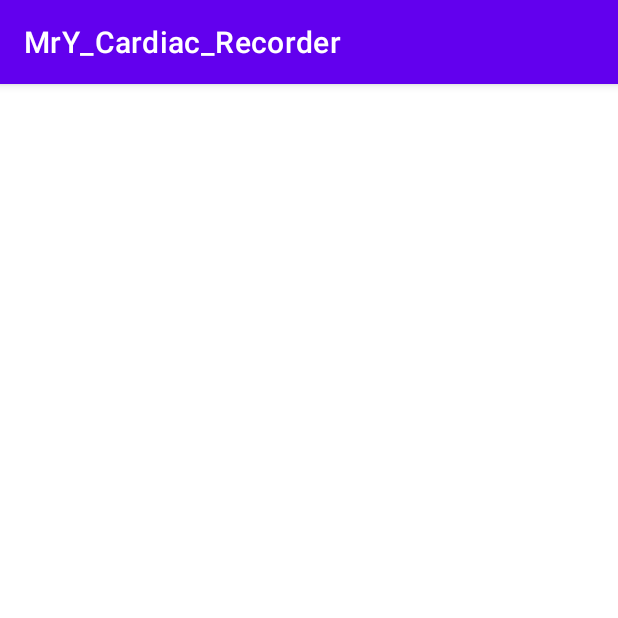
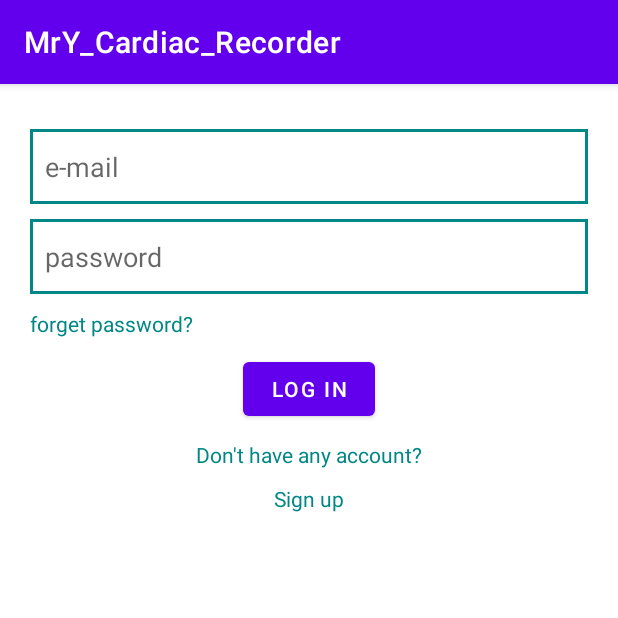
Before and after one commit to meerror6d/Finalproject, an Android app: the screen it shows after launch (login_signin), on a phone screen of 412 x 824 dp, the top half of it. Run offline under Robolectric (Android 15) with nearby library versions, the phone set to English and light mode, and no system bars; our stand-ins replace Firebase (no records; nobody signed in at launch, a user with empty details on screens opened directly).

Commit message:
login-signin page,java

```diff
--- a/app/src/main/java/com/example/mry_cardiac_recorder/login_signin.java
+++ b/app/src/main/java/com/example/mry_cardiac_recorder/login_signin.java
@@ -1,14 +1,98 @@
 package com.example.mry_cardiac_recorder;
 
+import android.app.ProgressDialog;
+import android.os.Bundle;
+import android.view.View;
+import android.view.WindowManager;
+import android.widget.Toast;
+
+import androidx.annotation.NonNull;
 import androidx.appcompat.app.AppCompatActivity;
 
-import android.os.Bundle;
+import com.example.mry_cardiac_recorder.databinding.ActivityLoginSigninBinding;
+import com.google.android.gms.tasks.OnFailureListener;
+import com.google.android.gms.tasks.OnSuccessListener;
+import com.google.firebase.auth.AuthResult;
+import com.google.firebase.auth.FirebaseAuth;
 
 public class login_signin extends AppCompatActivity {
+
+    ActivityLoginSigninBinding binding;
+    FirebaseAuth firebaseAuth;
+    ProgressDialog progressdialog;
+
 
     @Override
     protected void onCreate(Bundle savedInstanceState) {
         super.onCreate(savedInstanceState);
-        setContentView(R.layout.activity_login_signin);
+        getWindow().setFlags(WindowManager.LayoutParams.FLAG_FULLSCREEN,WindowManager.LayoutParams.FLAG_FULLSCREEN);
+
+        binding=ActivityLoginSigninBinding.inflate(getLayoutInflater());
+        setContentView(binding.getRoot());
+
+        firebaseAuth=FirebaseAuth.getInstance();
+        progressdialog=new ProgressDialog(this);
+
+        binding.login.setOnClickListener(new View.OnClickListener() {
+            @Override
+            public void onClick(View v) {
+                String email= binding.email2.getText().toString().trim();
+                String pass=binding.password2.getText().toString().trim();
+
+                progressdialog.show();
+
+                firebaseAuth.signInWithEmailAndPassword(email,pass)
+                        .addOnSuccessListener(new OnSuccessListener<AuthResult>() {
+                            @Override
+                            public void onSuccess(AuthResult authResult) {
+                                progressdialog.cancel();
+                                //startActivity(new Intent(login_signin.this,record.class));
+                                Toast.makeText(login_signin.this, "Login Successful!", Toast.LENGTH_SHORT).show();
+
+                            }
+                        })
+                        .addOnFailureListener(new OnFailureListener() {
+                            @Override
+                            public void onFailure(@NonNull Exception e) {
+                                progressdialog.cancel();
+                                Toast.makeText(login_signin.this, e.getMessage(), Toast.LENGTH_SHORT).show();
+
+                            }
+                        });
+            }
+        });
+
+        binding.forget.setOnClickListener(new View.OnClickListener() {
+            @Override
+            public void onClick(View v) {
+                String email=binding.email2.getText().toString();
+                progressdialog.setTitle("Sending mail");
+                progressdialog.show();
+
+                firebaseAuth.sendPasswordResetEmail(email)
+                        .addOnSuccessListener(new OnSuccessListener<Void>() {
+                            @Override
+                            public void onSuccess(Void unused) {
+                                progressdialog.cancel();
+                                Toast.makeText(login_signin.this, "E-mail sent!", Toast.LENGTH_SHORT).show();
+                            }
+                        })
+                        .addOnFailureListener(new OnFailureListener() {
+                            @Override
+                            public void onFailure(@NonNull Exception e) {
+                                progressdialog.cancel();
+                                Toast.makeText(login_signin.this, e.getMessage(), Toast.LENGTH_SHORT).show();
+                            }
+                        });
+            }
+        });
+
+        binding.signup2.setOnClickListener(new View.OnClickListener() {
+            @Override
+            public void onClick(View v) {
+                //startActivity(new Intent(login_signin.this,signup_login.class));
+            }
+        });
+
     }
 }
--- a/app/src/main/res/layout/activity_login_signin.xml
+++ b/app/src/main/res/layout/activity_login_signin.xml
@@ -1,9 +1,75 @@
 <?xml version="1.0" encoding="utf-8"?>
-<androidx.constraintlayout.widget.ConstraintLayout xmlns:android="http://schemas.android.com/apk/res/android"
+<androidx.appcompat.widget.LinearLayoutCompat
+    xmlns:android="http://schemas.android.com/apk/res/android"
     xmlns:app="http://schemas.android.com/apk/res-auto"
     xmlns:tools="http://schemas.android.com/tools"
     android:layout_width="match_parent"
     android:layout_height="match_parent"
+    android:orientation="vertical"
+    android:padding="20dp"
     tools:context=".login_signin">
 
-</androidx.constraintlayout.widget.ConstraintLayout>
+    <EditText
+        android:id="@+id/email2"
+        android:layout_marginTop="10dp"
+        android:padding="10dp"
+        android:background="@drawable/edittext_background"
+        android:hint="e-mail"
+        android:layout_width="match_parent"
+        android:layout_height="50dp"
+        tools:ignore="MissingConstraints">
+    </EditText>
+
+    <EditText
+        android:id="@+id/password2"
+        android:layout_marginTop="10dp"
+        android:padding="10dp"
+        android:background="@drawable/edittext_background"
+        android:hint="password"
+        android:inputType="textPassword"
+        android:layout_width="match_parent"
+        android:layout_height="50dp"
+        tools:ignore="MissingConstraints">
+    </EditText>
+
+    <TextView
+        android:id="@+id/forget"
+        android:textColor="@color/teal_700"
+        android:layout_marginTop="10dp"
+        android:text="forget password?"
+        android:layout_width="wrap_content"
+        android:layout_height="wrap_content">
+
+    </TextView>
+
+    <Button
+        android:id="@+id/login"
+        android:layout_marginTop="10dp"
+        android:layout_gravity="center"
+        android:text="log in"
+        android:layout_width="wrap_content"
+        android:layout_height="wrap_content">
+    </Button>
+
+
+
+    <TextView
+        android:textColor="@color/teal_700"
+        android:layout_gravity="center"
+        android:layout_marginTop="10dp"
+        android:text="Don't have any account?"
+        android:layout_width="wrap_content"
+        android:layout_height="wrap_content">
+    </TextView>
+
+    <TextView
+        android:id="@+id/signup2"
+        android:textColor="@color/teal_700"
+        android:layout_gravity="center"
+        android:layout_marginTop="10dp"
+        android:text="Sign up"
+        android:layout_width="wrap_content"
+        android:layout_height="wrap_content">
+    </TextView>
+
+</androidx.appcompat.widget.LinearLayoutCompat>
--- a/build.gradle
+++ b/build.gradle
@@ -1,4 +1,8 @@
-// Top-level build file where you can add configuration options common to all sub-projects/modules.
+buildscript {
+    dependencies {
+        classpath 'com.google.gms:google-services:4.3.15'
+    }
+}// Top-level build file where you can add configuration options common to all sub-projects/modules.
 plugins {
     id 'com.android.application' version '7.3.0' apply false
     id 'com.android.library' version '7.3.0' apply false
```
Also changed, not shown: app/build.gradle (+7 -0 lines).
